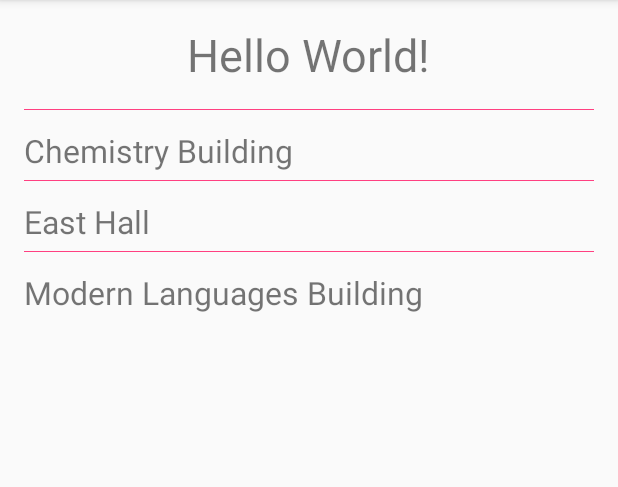
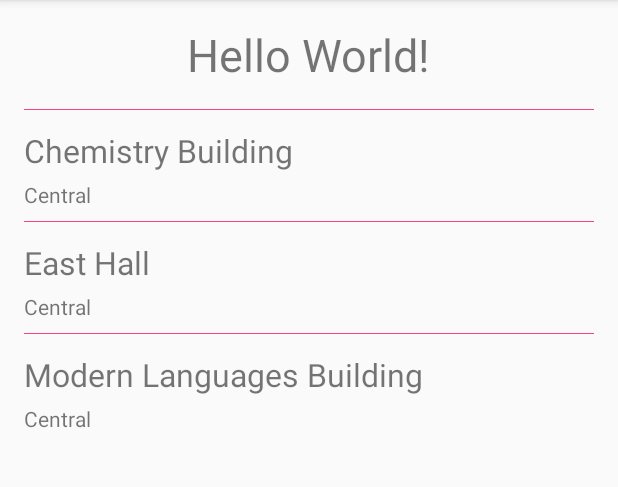
Before and after one commit to jjian4/CampusExplorer, an Android app: the screen it shows after launch (MainActivity), on a phone screen of 412 x 824 dp, the part 84-571 px from its top. Run offline under Robolectric (Android 15) with nearby library versions, the phone set to English and light mode, and no system bars.

Commit message:
Changed Buildings into a data class, Created info activity

```diff
--- a/app/build.gradle
+++ b/app/build.gradle
@@ -24,7 +24,7 @@ android {
 
 dependencies {
     implementation fileTree(dir: 'libs', include: ['*.jar'])
-    implementation"org.jetbrains.kotlin:kotlin-stdlib-jre7:$kotlin_version"
+    implementation "org.jetbrains.kotlin:kotlin-stdlib-jre7:$kotlin_version"
     implementation 'com.android.support:appcompat-v7:28.0.0-alpha3'
     implementation 'com.android.support.constraint:constraint-layout:1.1.2'
     testImplementation 'junit:junit:4.12'
--- a/app/src/main/AndroidManifest.xml
+++ b/app/src/main/AndroidManifest.xml
@@ -16,6 +16,7 @@
                 <category android:name="android.intent.category.LAUNCHER" />
             </intent-filter>
         </activity>
+        <activity android:name=".BuildingInfoActivity"></activity>
     </application>
 
 </manifest>
--- /dev/null
+++ b/app/src/main/java/me/jamesjiang/campusexplorer/BuildingInfoActivity.kt
@@ -0,0 +1,12 @@
+package me.jamesjiang.campusexplorer
+
+import android.support.v7.app.AppCompatActivity
+import android.os.Bundle
+
+class BuildingInfoActivity : AppCompatActivity() {
+
+    override fun onCreate(savedInstanceState: Bundle?) {
+        super.onCreate(savedInstanceState)
+        setContentView(R.layout.activity_building_info)
+    }
+}
--- a/app/src/main/java/me/jamesjiang/campusexplorer/Buildings.kt
+++ b/app/src/main/java/me/jamesjiang/campusexplorer/Buildings.kt
@@ -1,5 +1,8 @@
 package me.jamesjiang.campusexplorer
 
+import java.io.Serializable
+
+/*
 class Buildings {
 
     companion object {
@@ -10,4 +13,26 @@ class Buildings {
         )
     }
 
+}*/
+
+
+
+data class Buildings(val name: String,
+                     val area: Area,
+                     val site: String,
+                     val mapSite: String): Serializable {
+
+    enum class Area {
+        Central,
+        North,
+        Other
+    }
+
+    companion object {
+        val buildings: Set<Buildings> = setOf(
+                Buildings("East Hall", Area.Central, "example site", "example map"),
+                Buildings("Chemistry Building", Area.Central, "example site 2", "example map 2"),
+                Buildings("Modern Languages Building", Area.Central, "site 3", "map 3")
+        )
+    }
 }
--- a/app/src/main/java/me/jamesjiang/campusexplorer/BuildingsAdapter.kt
+++ b/app/src/main/java/me/jamesjiang/campusexplorer/BuildingsAdapter.kt
@@ -1,16 +1,17 @@
 package me.jamesjiang.campusexplorer
 
 import android.support.v7.widget.RecyclerView
+import android.util.Log
 import android.view.LayoutInflater
 import android.view.View
 import android.view.ViewGroup
 import kotlinx.android.synthetic.main.buildings_row.view.*
 
 //Adapter for recyclerview of buildings
-class BuildingsAdapter(val buildings: Set<String>): RecyclerView.Adapter<CustomViewHolder>() {
+class BuildingsAdapter(val buildingsList: List<Buildings>): RecyclerView.Adapter<CustomViewHolder>() {
 
     override fun getItemCount(): Int {
-        return buildings.size
+        return buildingsList.size
     }
 
     override fun onCreateViewHolder(p0: ViewGroup, p1: Int): CustomViewHolder {
@@ -20,9 +21,8 @@ class BuildingsAdapter(val buildings: Set<String>): RecyclerView.Adapter<CustomV
     }
 
     override fun onBindViewHolder(holder: CustomViewHolder, position: Int) {
-        val buildingsList = buildings.toMutableList()
-        buildingsList.sort()
-        holder.view.textView_building?.text = buildingsList.get(position)
+        holder.view.textView_building?.text = buildingsList.get(position).name
+        holder.view.textview_area.text = buildingsList.get(position).area.toString()
     }
 
 }
--- a/app/src/main/java/me/jamesjiang/campusexplorer/MainActivity.kt
+++ b/app/src/main/java/me/jamesjiang/campusexplorer/MainActivity.kt
@@ -13,7 +13,12 @@ class MainActivity : AppCompatActivity() {
 
 
         recylcerview_buildings.layoutManager = LinearLayoutManager(this)
-        recylcerview_buildings.adapter = BuildingsAdapter(Buildings.buildings)
+
+        var buildingsList = Buildings.buildings.toMutableList()
+        buildingsList.sortBy { it.name }
+        recylcerview_buildings.adapter = BuildingsAdapter(buildingsList)
+
+
     }
 
 }
--- /dev/null
+++ b/app/src/main/res/layout/activity_building_info.xml
@@ -0,0 +1,9 @@
+<?xml version="1.0" encoding="utf-8"?>
+<android.support.constraint.ConstraintLayout xmlns:android="http://schemas.android.com/apk/res/android"
+    xmlns:app="http://schemas.android.com/apk/res-auto"
+    xmlns:tools="http://schemas.android.com/tools"
+    android:layout_width="match_parent"
+    android:layout_height="match_parent"
+    tools:context=".BuildingInfoActivity">
+
+</android.support.constraint.ConstraintLayout>
--- a/app/src/main/res/layout/buildings_row.xml
+++ b/app/src/main/res/layout/buildings_row.xml
@@ -1,6 +1,7 @@
 <?xml version="1.0" encoding="utf-8"?>
 <android.support.constraint.ConstraintLayout xmlns:android="http://schemas.android.com/apk/res/android"
     xmlns:app="http://schemas.android.com/apk/res-auto"
+    xmlns:tools="http://schemas.android.com/tools"
     android:layout_width="match_parent"
     android:layout_height="wrap_content">
 
@@ -18,6 +19,17 @@
         app:layout_constraintTop_toTopOf="parent" />
 
 
+    <TextView
+        android:id="@+id/textview_area"
+        android:layout_width="wrap_content"
+        android:layout_height="wrap_content"
+        android:layout_marginBottom="8dp"
+        android:text="TextView"
+        app:layout_constraintBottom_toBottomOf="parent"
+        app:layout_constraintStart_toStartOf="parent"
+        app:layout_constraintTop_toBottomOf="@+id/textView_building"
+        app:layout_constraintVertical_bias="0.0" />
+
     <View
         android:layout_width="fill_parent"
         android:layout_height="0.5dp"
```
